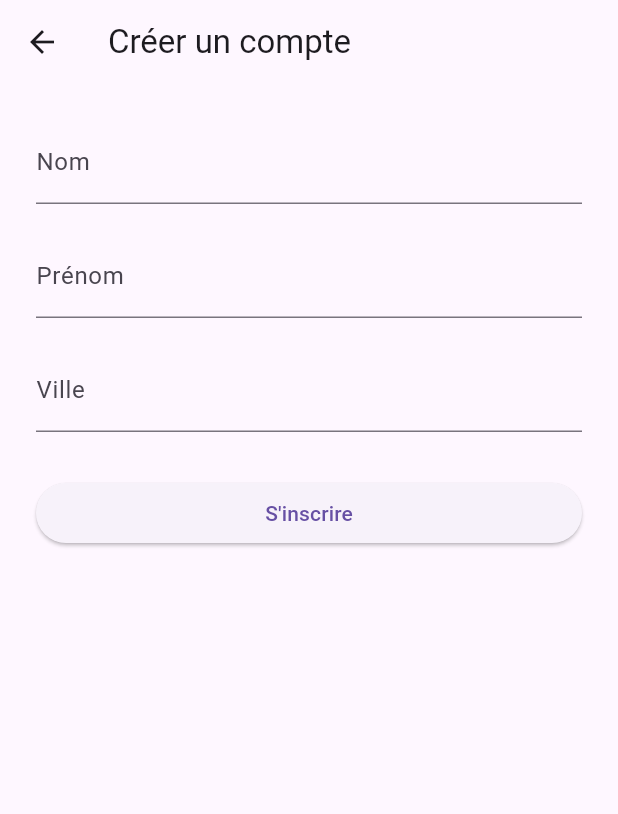
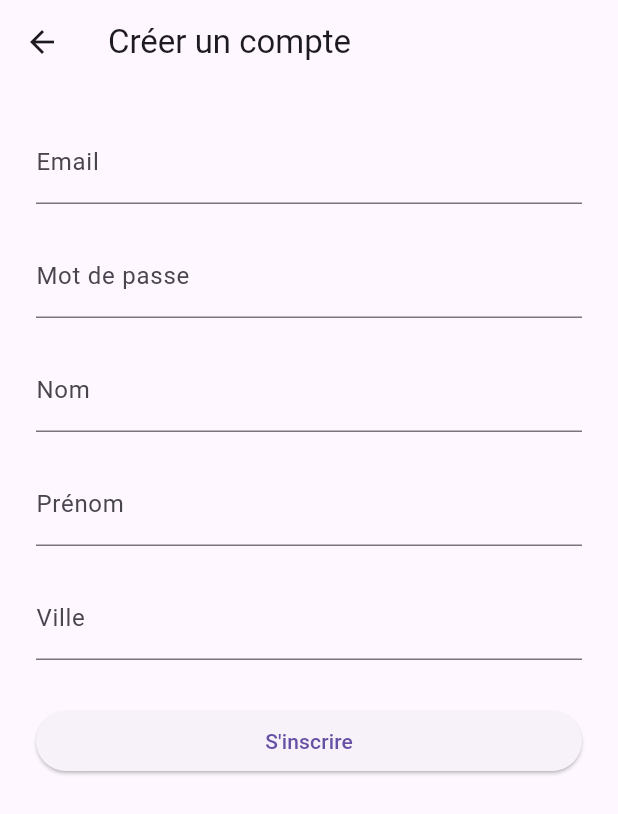
Before and after one commit to SoulLikePlayer/Au-Fourneau, a Flutter app: the screen it shows after launch, after a tap on "Se connecter", after a tap on "Créer un compte", on a phone screen of 412 x 824 dp. Shown: the top 814 px of the screen. Run offline on Flutter 3.47's test engine with Material 3 defaults, Android fonts, the phone set to English and light mode, and no system bars; our stand-ins replace flutter_dotenv, supabase_flutter; accounts and stored records are empty.

Commit message:
[FIX] : Fix the register system
-> Use the Supabase Auth System & verification
-> Use .env

```diff
--- a/au_fourneau/lib/main.dart
+++ b/au_fourneau/lib/main.dart
@@ -1,7 +1,17 @@
 import 'package:flutter/material.dart';
+import 'package:flutter_dotenv/flutter_dotenv.dart';
+import 'package:supabase_flutter/supabase_flutter.dart';
 import 'pages/login_page.dart';
 
-void main() {
+void main() async {
+  WidgetsFlutterBinding.ensureInitialized();
+
+  await dotenv.load(fileName: ".env");
+
+  await Supabase.initialize(
+    url: dotenv.env['SUPABASE_URL']!,
+    anonKey: dotenv.env['SUPABASE_ANON_KEY']!,
+  );
   runApp(const MyApp());
 }
 
--- a/au_fourneau/lib/pages/login_page.dart
+++ b/au_fourneau/lib/pages/login_page.dart
@@ -1,7 +1,6 @@
 import 'package:flutter/material.dart';
+import 'package:supabase_flutter/supabase_flutter.dart';
 import 'register_page.dart';
-import '../models/user.dart';
-import '../services/local_database.dart';
 
 class LoginPage extends StatefulWidget {
   const LoginPage({super.key});
@@ -15,25 +14,56 @@ class _LoginPageState extends State<LoginPage> {
   final _passwordController = TextEditingController();
   final _formKey = GlobalKey<FormState>();
 
-  void _login() {
-    if (_formKey.currentState!.validate()) {
-      final user = LocalDatabase.getUsers().firstWhere(
-        (u) => u.nom.toLowerCase() == _emailController.text.toLowerCase(),
-        orElse: () => User(nom: "", prenom: "", ville: ""),
+ void _login() async {
+  if (_formKey.currentState!.validate()) {
+    try {
+      await Supabase.instance.client.auth.signInWithPassword(
+        email: _emailController.text,
+        password: _passwordController.text,
       );
 
-      if (user.nom.isNotEmpty) {
-        ScaffoldMessenger.of(context).showSnackBar(
-          SnackBar(content: Text("Bienvenue ${user.prenom} de ${user.ville} ! 🎉")),
+      final user = Supabase.instance.client.auth.currentUser;
+
+      if (user != null && user.emailConfirmedAt == null) {
+        await Supabase.instance.client.auth.signOut();
+
+        showDialog(
+          context: context,
+          builder: (_) => AlertDialog(
+            title: const Text("Email non vérifié"),
+            content: Text(
+              "Veuillez vérifier votre adresse email (${user.email}) avant de vous connecter.",
+            ),
+            actions: [
+              TextButton(
+                onPressed: () => Navigator.pop(context),
+                child: const Text("OK"),
+              ),
+            ],
+          ),
         );
-      } else {
-        ScaffoldMessenger.of(context).showSnackBar(
-          const SnackBar(content: Text("Utilisateur non trouvé")),
-        );
+
+        return;
       }
+
+      final profile = await Supabase.instance.client
+          .from('users')
+          .select()
+          .eq('id', user!.id)
+          .single();
+
+      ScaffoldMessenger.of(context).showSnackBar(
+        SnackBar(content: Text("Bienvenue ${profile['prenom']} 🎉")),
+      );
+
+    } on Exception catch (exception)  {
+      print('Unknown exception: $exception');
+      ScaffoldMessenger.of(context).showSnackBar(
+        const SnackBar(content: Text("Email ou mot de passe incorrect")),
+      );
     }
   }
-
+}
   @override
   Widget build(BuildContext context) {
     return Scaffold(
@@ -52,21 +82,15 @@ class _LoginPageState extends State<LoginPage> {
                 const SizedBox(height: 40),
                 TextFormField(
                   controller: _emailController,
-                  decoration: const InputDecoration(
-                    labelText: "Nom (identifiant)",
-                    border: OutlineInputBorder(),
-                  ),
+                  decoration: const InputDecoration(labelText: "Email"),
                   validator: (value) =>
-                      value!.isEmpty ? "Veuillez entrer votre nom" : null,
+                      value!.isEmpty ? "Veuillez entrer votre email" : null,
                 ),
                 const SizedBox(height: 20),
                 TextFormField(
                   controller: _passwordController,
                   obscureText: true,
-                  decoration: const InputDecoration(
-                    labelText: "Mot de passe",
-                    border: OutlineInputBorder(),
-                  ),
+                  decoration: const InputDecoration(labelText: "Mot de passe"),
                   validator: (value) =>
                       value!.isEmpty ? "Veuillez entrer un mot de passe" : null,
                 ),
--- a/au_fourneau/lib/pages/register_page.dart
+++ b/au_fourneau/lib/pages/register_page.dart
@@ -1,6 +1,5 @@
 import 'package:flutter/material.dart';
-import '../models/user.dart';
-import '../services/local_database.dart';
+import 'package:supabase_flutter/supabase_flutter.dart';
 
 class RegisterPage extends StatefulWidget {
   const RegisterPage({super.key});
@@ -12,68 +11,87 @@ class RegisterPage extends StatefulWidget {
 class _RegisterPageState extends State<RegisterPage> {
   final _formKey = GlobalKey<FormState>();
 
+  final _emailController = TextEditingController();
+  final _passwordController = TextEditingController();
   final _nomController = TextEditingController();
   final _prenomController = TextEditingController();
   final _villeController = TextEditingController();
 
-  void _register() {
-    if (_formKey.currentState!.validate()) {
-      final exists = LocalDatabase.getUsers().any(
-        (u) => u.nom.toLowerCase() == _nomController.text.toLowerCase(),
+  void _register() async {
+  if (_formKey.currentState!.validate()) {
+    try {
+      final response = await Supabase.instance.client.auth.signUp(
+        email: _emailController.text,
+        password: _passwordController.text,
+        data: {
+          'nom': _nomController.text,
+          'prenom': _prenomController.text,
+          'ville': _villeController.text,
+        },
       );
 
-      if (exists) {
+      if (response.user != null) {
         ScaffoldMessenger.of(context).showSnackBar(
-          const SnackBar(content: Text("Ce nom est déjà utilisé")),
+          SnackBar(
+            content: Text(
+              "Un email de confirmation a été envoyé à ${_emailController.text}. Vérifiez votre boîte mail",
+            ),
+          ),
         );
-        return;
+        Navigator.pop(context);
       }
-
-      final user = User(
-        nom: _nomController.text,
-        prenom: _prenomController.text,
-        ville: _villeController.text,
+    } catch (e) {
+      ScaffoldMessenger.of(context).showSnackBar(
+        const SnackBar(content: Text("Erreur lors de l'inscription")),
       );
-
-      LocalDatabase.addUser(user);
-
-      ScaffoldMessenger.of(context).showSnackBar(
-        const SnackBar(content: Text("Compte créé avec succès")),
-      );
-
-      Navigator.pop(context);
     }
   }
+}
 
   @override
   Widget build(BuildContext context) {
     return Scaffold(
       appBar: AppBar(title: const Text("Créer un compte")),
-      body: Padding(
+      body: SingleChildScrollView(
         padding: const EdgeInsets.all(24.0),
         child: Form(
           key: _formKey,
           child: Column(
             children: [
               TextFormField(
+                controller: _emailController,
+                decoration: const InputDecoration(labelText: "Email"),
+                validator: (value) =>
+                    value!.isEmpty ? "Veuillez entrer un email" : null,
+              ),
+              const SizedBox(height: 20),
+              TextFormField(
+                controller: _passwordController,
+                obscureText: true,
+                decoration: const InputDecoration(labelText: "Mot de passe"),
+                validator: (value) =>
+                    value!.isEmpty ? "Veuillez entrer un mot de passe" : null,
+              ),
+              const SizedBox(height: 20),
+              TextFormField(
                 controller: _nomController,
                 decoration: const InputDecoration(labelText: "Nom"),
                 validator: (value) =>
-                    value!.isEmpty ? "Veuillez entrer un nom" : null,
+                    value!.isEmpty ? "Veuillez entrer votre nom" : null,
               ),
               const SizedBox(height: 20),
               TextFormField(
                 controller: _prenomController,
                 decoration: const InputDecoration(labelText: "Prénom"),
                 validator: (value) =>
-                    value!.isEmpty ? "Veuillez entrer un prénom" : null,
+                    value!.isEmpty ? "Veuillez entrer votre prénom" : null,
               ),
               const SizedBox(height: 20),
               TextFormField(
                 controller: _villeController,
                 decoration: const InputDecoration(labelText: "Ville"),
                 validator: (value) =>
-                    value!.isEmpty ? "Veuillez entrer une ville" : null,
+                    value!.isEmpty ? "Veuillez entrer votre ville" : null,
               ),
               const SizedBox(height: 30),
               SizedBox(
--- a/au_fourneau/pubspec.yaml
+++ b/au_fourneau/pubspec.yaml
@@ -28,6 +28,10 @@ environment:
 # the latest version available on pub.dev. To see which dependencies have newer
 # versions available, run `flutter pub outdated`.
 dependencies:
+  flutter_dotenv: ^6.0.0
+  supabase_flutter: ^1.0.0
+  uuid: ^4.5.2
+  bcrypt: ^1.0.0
   flutter:
     sdk: flutter
 
@@ -51,6 +55,8 @@ dev_dependencies:
 
 # The following section is specific to Flutter packages.
 flutter:
+  assets:
+    - .env
 
   # The following line ensures that the Material Icons font is
   # included with your application, so that you can use the icons in
```
Also changed, not shown: au_fourneau/pubspec.lock, 6 other files.
